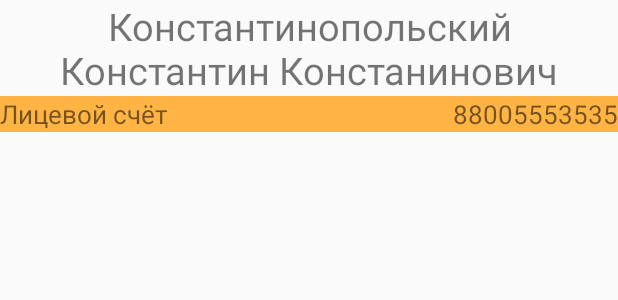
After one commit to LEVLLN/Hello_world, an Android app: the layout verstka_layout.xml on its own in the app's theme, with its tools: preview values and no code run, on a phone screen of 412 x 824 dp. The commit adds this screen. Shown: the top 300 px of the screen. Run offline under Robolectric (Android 15) with nearby library versions, the phone set to English and light mode, and no system bars.

Commit message:
11.01.2016

```diff
--- a/app/src/main/AndroidManifest.xml
+++ b/app/src/main/AndroidManifest.xml
@@ -22,6 +22,12 @@
 
             </intent-filter>
         </activity>
+        <activity android:name=".SecondActivity">
+            <intent-filter>
+                <action android:name="android.intent.action.MAIN" />
+                <category android:name="android.intent.category.LAUNCHER" />
+            </intent-filter>
+        </activity>
     </application>
 
 </manifest>
--- a/app/src/main/java/com/example/user/hello_world/MainActivity.java
+++ b/app/src/main/java/com/example/user/hello_world/MainActivity.java
@@ -41,7 +41,9 @@ public class MainActivity extends AppCompatActivity {
 
             String finad = String.format(strCats, editText.getText().toString(), t, l);
             textView.setText(finad);
-            editText.setText(null);
+            Intent intent = new Intent(MainActivity.this, SecondActivity.class);
+            intent.putExtra("extra",editText.getText().toString());
+            startActivity(intent);
         }
 
     }
--- /dev/null
+++ b/app/src/main/res/layout/verstka_layout.xml
@@ -0,0 +1,36 @@
+<?xml version="1.0" encoding="utf-8"?>
+<LinearLayout xmlns:android="http://schemas.android.com/apk/res/android"
+    android:orientation="vertical" android:layout_width="match_parent"
+    android:layout_height="match_parent"
+    android:weightSum="1">
+<TextView
+    android:layout_width="wrap_content"
+    android:layout_height="wrap_content"
+    android:text="Константинопольский Константин Констанинович"
+    android:textAlignment="center"
+    android:textSize="25dp"
+    android:layout_gravity="center_horizontal"
+    />
+ <LinearLayout
+     android:layout_width="match_parent"
+     android:layout_height="wrap_content"
+     android:orientation="horizontal"
+     android:background="@color/orange"
+     android:layout_gravity="center_horizontal">
+
+
+     <TextView
+         android:layout_width="0dp"
+         android:layout_height="wrap_content"
+         android:layout_weight="1"
+         android:text="Лицевой счёт"
+         android:textSize="17dp"
+         android:layout_gravity="left"/>
+     <TextView
+         android:layout_width="wrap_content"
+         android:layout_height="wrap_content"
+         android:text="88005553535"
+         android:textSize="17dp"
+         android:layout_gravity="left"/>
+ </LinearLayout>
+</LinearLayout>
```
Also changed, not shown: app/src/main/java/com/example/user/hello_world/SecondActivity.java (added, +36 -0 lines), app/src/main/res/layout/activity_second.xml (added, +22 -0 lines).
